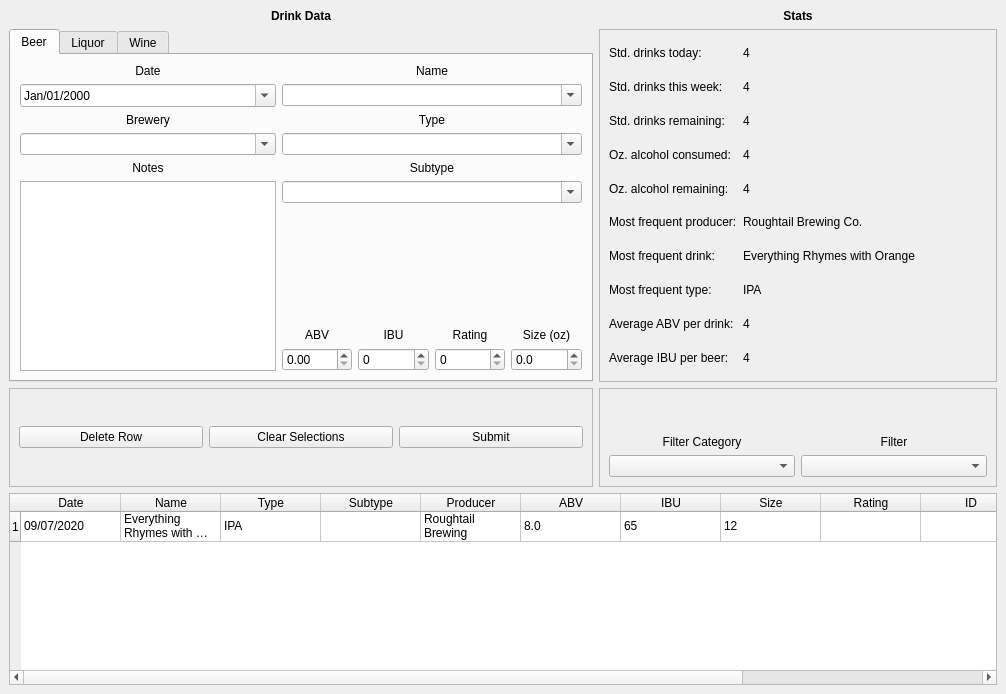
This is ui/mainwindow.ui in minorsecond/BuzzBot as Qt 5 draws it before an edit. The edited form follows.
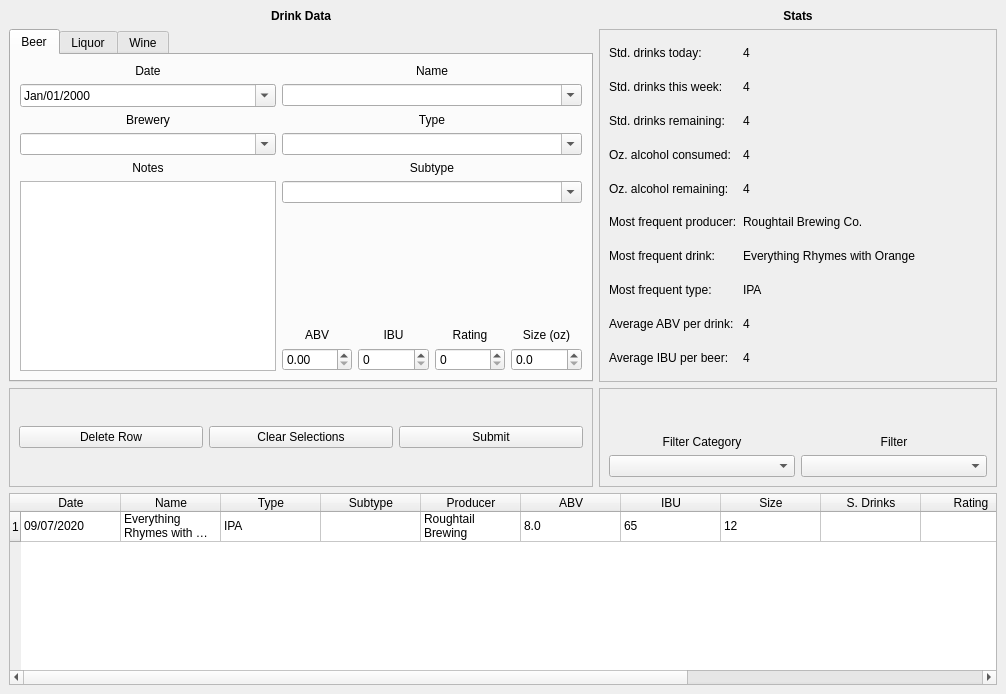
This is the edited form.

Commit message: Display std drinks in table

What changed in the file:
```diff
--- a/ui/mainwindow.ui
+++ b/ui/mainwindow.ui
@@ -160,6 +160,11 @@
         <string>Size</string>
        </property>
       </column>
+      <column>
+       <property name="text">
+        <string>S. Drinks</string>
+       </property>
+      </column>
       <column>
        <property name="text">
         <string>Rating</string>
```
The commit also changes 3 other files.
